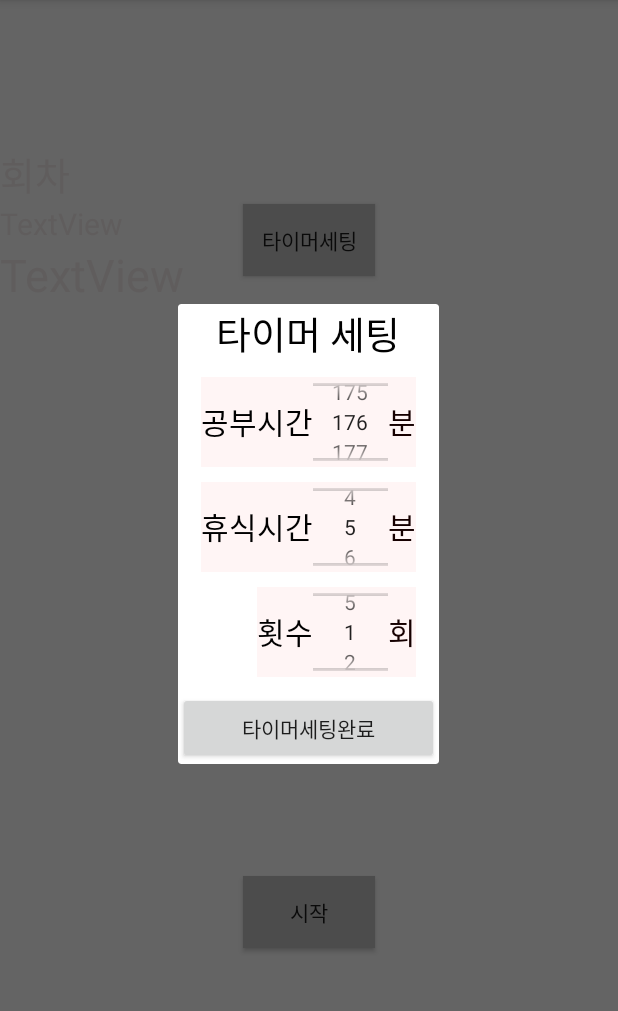
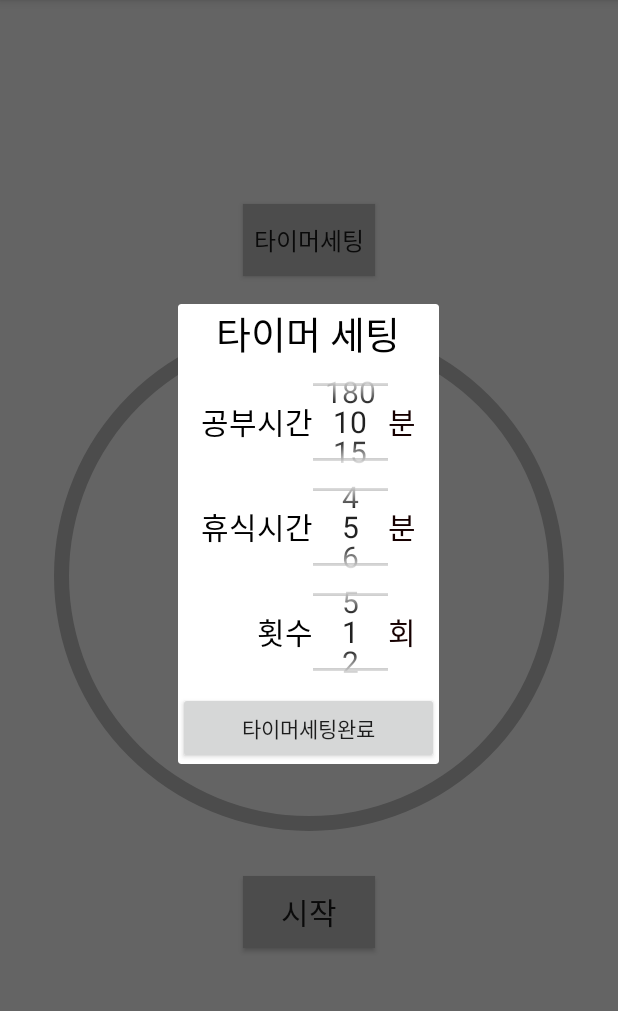
Before and after one commit to groovejumat/MyStudyHelper, an Android app: the CountdownTimer screen opened directly, with no data from a screen before it, after a tap on "타이머세팅", on a phone screen of 412 x 824 dp, the part 84-1095 px from its top. Run offline under Robolectric (Android 15) with nearby library versions, the phone set to English and light mode, and no system bars.

Commit message:
Second Remedy

```diff
--- a/SampleRelativeLayout/app/src/main/java/org/techtown/samplerelativelayout/CountdownTimer.java
+++ b/SampleRelativeLayout/app/src/main/java/org/techtown/samplerelativelayout/CountdownTimer.java
@@ -101,6 +101,7 @@ public class CountdownTimer extends AppCompatActivity {
         setContentView(R.layout.activity_countdowntimer);
 
         Activitycondition="onCreate";
+        outcount = 0;
 
 
         //메인화면에 텍스트 뷰로 타이머 세팅 값 표시하기
@@ -214,12 +215,12 @@ public class CountdownTimer extends AppCompatActivity {
             public void handleMessage(Message msg) { //해당 메시지를 메인쓰레드에 보내서 처리해주는 거다.
 
                 List<String> list = new ArrayList<>();
-                list.add("꾸준함은 기본이지.");
-                list.add("어떻게 하면 \"잘\" 할 수 잇을까?");
-                list.add("30분마다 잘 기록하고 있어?");
-                list.add("멍때리고 있는거 아니지?");
-                list.add("너도 니 친구들만큼 열심히 살아야지.");
-                list.add("멘탈 꽉 붙들어 잡아.");
+                list.add("성공을 확신하는 것은 성공의 첫걸음이다.");
+                list.add("10분 뒤와 10년 후를 동시에 생각하라.");
+                list.add("고뇌에 지는 것은 수치가 아니다. 쾌락에 지는 것이야 말로 수치다.");
+                list.add("늦게 시작하는 것을 두려워 말고, 하다 중단하는 것을 두려워 하라.");
+                list.add("많이 보고 많이 겪고 많이 공부하는 것은 배움의 세 기둥이다.");
+                list.add("공부벌레들에게 잘 해 주십시오. 나중에 그 사람 밑에서 일하게 될 수도 있습니다.");
 
                 TextView wisesayTextView;
                 wisesayTextView = findViewById(R.id.wisesaying) ; // 뷰에서 작업 처리를 해당 메서드 안에서 해준다.
@@ -242,10 +243,12 @@ public class CountdownTimer extends AppCompatActivity {
         WS.start();
 
 
+
         //실제 다이얼로그 세팅 하기
-
         Button timerset = (Button)findViewById(R.id.btnTimeset);
         timerset.setOnClickListener(new View.OnClickListener() {
+
+
             @Override
             public void onClick(View v) {
                 final Dialog dialog = new Dialog(CountdownTimer.this);
@@ -253,21 +256,33 @@ public class CountdownTimer extends AppCompatActivity {
 
                 //공부시간
                 picker1 = (NumberPicker)dialog.findViewById(R.id.picker1);
+                final String[] Values = new String[36];
+
+                //넘버피커를 5단위로 지정하기 유저가 세팅하기 편하게
+                for (int i = 0; i < Values.length; i++) {
+                    String number = Integer.toString(i*5+10);
+                    Values[i] = number.length() < 2 ? "0" + number : number;
+                    Log.e(this.getClass().getName(), "현재 넘버피커의 값 : " + Values[i]);
+                }
+
+
+
                 //휴식시간
                 picker2 = (NumberPicker)dialog.findViewById(R.id.picker2);
                 //총 횟수
                 picker3 = (NumberPicker)dialog.findViewById(R.id.picker3);
 
                 //공부시간 최소 최대 값 설정
-                picker1.setMinValue(15);
-                picker1.setMaxValue(180);
-                picker1.setValue(10);
+                picker1.setMinValue(0);
+                picker1.setMaxValue(34);
+                picker1.setValue(0);
+                picker1.setDisplayedValues(Values);
                 picker1.setOnValueChangedListener(new NumberPicker.OnValueChangeListener() {
                     @Override
                     public void onValueChange(NumberPicker picker, int oldVal, int newVal) {
                         //타임피커로 공부시간 값 세팅(임시)
-                        tmptime=newVal*60;
-                        time = newVal*60;
+//                        tmptime=newVal*60;
+//                        time = newVal*60;
                         picker1.setValue(newVal);
                     }
                 });
@@ -316,22 +331,27 @@ public class CountdownTimer extends AppCompatActivity {
                         setcounttext = (TextView)findViewById(R.id.setcount);
 
                         //해당 값을 세팅하기
-                        timetext.setText("세팅된 공부시간 " + picker1.getValue() + "분");
+                        timetext.setText("세팅된 공부시간 " + Integer.parseInt(Values[picker1.getValue()]) + "분");
                         resttimetext.setText("세팅된 휴식시간 "+picker2.getValue() + "분");
                         setcounttext.setText("세팅된 횟수 "+picker3.getValue()+"번");
 
                         //실제 변수에 넘버피커 값을 세팅하기
-                        time=picker1.getValue()*60;
-                        tmptime=picker1.getValue()*60;
+                        time=Integer.parseInt(Values[picker1.getValue()]);
+                        time=Integer.parseInt(Values[picker1.getValue()])*60;
+                        tmptime=Integer.parseInt(Values[picker1.getValue()])*60;
+
+//                        time=picker1.getValue()*60;
+//                        tmptime=picker1.getValue()*60;
 
                         resttime=picker2.getValue()*60;
                         tmpresttime=picker2.getValue()*60;
 
 
                         //시연용 (초단위)
-                        time=picker1.getValue();
-                        tmptime=picker1.getValue();
-
+                        time=(picker1.getValue());
+                        time=Integer.parseInt(Values[picker1.getValue()]);
+                        tmptime=Integer.parseInt(Values[picker1.getValue()]);
+//
 //                        resttime=picker2.getValue();
 //                        tmpresttime=picker2.getValue();
 
@@ -359,6 +379,8 @@ public class CountdownTimer extends AppCompatActivity {
         });
 
 
+        //해당 기본 값이 true 상태로 세팅
+        nr.mFinished=true;
 
         //세팅 -> 실행 수행
         start = (Button)findViewById(R.id.btnStart);
@@ -402,8 +424,6 @@ public class CountdownTimer extends AppCompatActivity {
                     progressBar.setMax(time); // 최대치 값은 100 (내부에서는 time 값에 맞춰서 변경이 필요하다)
                     progressBar.setProgress(0);
                     Progress=new ProgressbarTask();
-
-
 
                     Thread count = new Thread(nr);
                     count.start();
@@ -505,6 +525,13 @@ public class CountdownTimer extends AppCompatActivity {
                         time=tmptime;
                         resttime=tmpresttime;
                         setcount=tmpsetcount;
+                        nr.mFinished=true;
+                        runOnUiThread(new Runnable() { public void run() {
+                            Button PauseResume = (Button) findViewById(R.id.PauseResume);
+                            PauseResume.setVisibility(View.INVISIBLE);
+                        } });
+
+
                         break;
                     }
                     //한 사이클이 끝나면, 값을 세팅해주고, 초기화 시킵니다.
@@ -595,7 +622,7 @@ public class CountdownTimer extends AppCompatActivity {
                     outcount++;
                     if(outcount>10 && nr.mPaused==false && Onrest==false){
                         //바깥 상태로 10초 경과가 있는 경우//
-                        nr.mPaused=true; // 일단 타이머는 정지된다
+                        // 일단 타이머는 정지된다
                         //RunOnUiThread 를 활용하여, UI부분 수정을 활용해 보기.
                         runOnUiThread(new Runnable() { public void run() {
                             //중지가 된 상태에서 되돌아 왔을 때에는 재시작 상태.
@@ -606,7 +633,7 @@ public class CountdownTimer extends AppCompatActivity {
                         createNotification();
                     }
                     //내 타이머 쓰레드가 멈추지 않은 상태에서 Onstop상태로 20초가 경과 하였을 때 처리.
-                    if(outcount>20 && nr.mFinished==false && Onrest==false ){
+                    if(outcount>20 && nr.mFinished==false && Onrest==false && nr.mPaused==false ){  //바깥에서의 시간이 20초가 경과했고, 초시계쓰레드는 돌아가고 있으며, 휴식상태가 아니고, 시계를 일시 중지한 상태가 아닐 경우에 처리//
                         outcount=0;
                         //바깥 상태로 20초 경과가 있는 경우 타이머를 초기화 시킴//
                         TextView wisesayTextView = findViewById(R.id.wisesaying);
@@ -819,4 +846,17 @@ public class CountdownTimer extends AppCompatActivity {
         // Notification 제거
         NotificationManagerCompat.from(this).cancel(1);
     }
+
+    @Override
+    public void onBackPressed() {
+
+        Log.e(this.getClass().getName(), "현재 타임 쓰레드의 상태 : " +  nr.mFinished);
+        //타이머가 돌고 있을 때에는 백버튼이 불가능하다. 하지만 타이머가 안돌고 있을 때에는 백버튼 사용이 가능하다.
+        if(nr.mFinished==true) {
+            super.onBackPressed();
+        }
+        else{
+            Toast.makeText(getApplicationContext(), "타이머 진행중인 경우 뒤로가기를 하실 수 없습니다.", Toast.LENGTH_LONG).show();
+        }
+    }
 }
--- a/SampleRelativeLayout/app/src/main/res/drawable/circle.xml
+++ b/SampleRelativeLayout/app/src/main/res/drawable/circle.xml
@@ -1,9 +1,22 @@
 <?xml version="1.0" encoding="utf-8"?>
-<shape xmlns:android="http://schemas.android.com/apk/res/android"
-    android:shape="ring"
-    android:innerRadiusRatio="2.5"
-    android:thickness="10dp"
-    android:useLevel="true">
+<layer-list xmlns:android="http://schemas.android.com/apk/res/android">
+    <item android:id="@android:id/background">
+    <shape xmlns:android="http://schemas.android.com/apk/res/android"
+        android:shape="ring"
+        android:innerRadiusRatio="2.5"
+        android:thickness="10dp"
+        android:useLevel="false">
+        <solid android:color="#BEBEBE" />
+    </shape>
+    </item>
 
-    <solid android:color="@color/colorAccent" />
-</shape>
+    <item android:id="@android:id/background">
+    <shape xmlns:android="http://schemas.android.com/apk/res/android"
+        android:shape="ring"
+        android:innerRadiusRatio="2.5"
+        android:thickness="10dp"
+        android:useLevel="true">
+        <solid android:color="#FF0000" />
+    </shape>
+    </item>
+</layer-list>
--- a/SampleRelativeLayout/app/src/main/res/layout/activity_countdowntimer.xml
+++ b/SampleRelativeLayout/app/src/main/res/layout/activity_countdowntimer.xml
@@ -10,11 +10,13 @@
         android:id="@+id/PauseResume"
         android:layout_width="wrap_content"
         android:layout_height="wrap_content"
+        android:layout_marginEnd="16dp"
         android:background="#BEBEBE"
         android:text="Button"
-        app:layout_constraintEnd_toEndOf="@+id/btnStart"
-        app:layout_constraintStart_toStartOf="@+id/btnStart"
-        app:layout_constraintTop_toBottomOf="@+id/btnStart" />
+        android:textSize="20dp"
+        app:layout_constraintBottom_toBottomOf="@+id/btnStart"
+        app:layout_constraintEnd_toEndOf="parent"
+        app:layout_constraintTop_toTopOf="@+id/btnStart" />
 
     <Button
         android:id="@+id/btnTimeset"
@@ -23,6 +25,7 @@
         android:layout_weight="1"
         android:background="#BEBEBE"
         android:text="타이머세팅"
+        android:textSize="16dp"
         app:layout_constraintBottom_toTopOf="@+id/progressBar"
         app:layout_constraintEnd_toEndOf="parent"
         app:layout_constraintStart_toStartOf="parent" />
@@ -35,6 +38,7 @@
         android:background="#BEBEBE"
         android:onClick="clickHandler"
         android:text="시작"
+        android:textSize="20dp"
         app:layout_constraintEnd_toEndOf="parent"
         app:layout_constraintStart_toStartOf="parent"
         app:layout_constraintTop_toBottomOf="@+id/progressBar" />
@@ -43,7 +47,7 @@
         android:id="@+id/clock"
         android:layout_width="match_parent"
         android:layout_height="wrap_content"
-        android:text="00"
+        android:text="00:00"
         android:textAlignment="center"
         android:textSize="70dp"
         app:layout_constraintBottom_toBottomOf="@+id/progressBar"
@@ -55,14 +59,15 @@
         android:layout_width="400dp"
         android:layout_height="400dp"
         android:layout_gravity="center"
-        android:background="#00FFFFFF"
         android:progressDrawable="@drawable/circle"
-        android:progressTint="#FF3434"
-        android:progressBackgroundTint="#FF0000"
+        tools:visibility="visible"
         app:layout_constraintBottom_toBottomOf="parent"
         app:layout_constraintEnd_toEndOf="parent"
         app:layout_constraintStart_toStartOf="parent"
         app:layout_constraintTop_toTopOf="parent" />
+
+<!--    android:progressTint="#64868686"
+    android:progressBackgroundTint="#FF0000"-->
 
     <LinearLayout
         android:id="@+id/linearLayout"
@@ -105,7 +110,7 @@
             android:layout_width="match_parent"
             android:layout_height="wrap_content"
             android:text="회차"
-            android:textColor="#18924B4B"
+            android:textColor="#00924B4B"
             android:textSize="25dp" />
 
         <LinearLayout
@@ -120,7 +125,7 @@
             android:layout_width="match_parent"
             android:layout_height="wrap_content"
             android:text="TextView"
-            android:textColor="#18924B4B"
+            android:textColor="#00924B4B"
             android:textSize="20dp" />
 
         <TextView
@@ -128,7 +133,7 @@
             android:layout_width="match_parent"
             android:layout_height="wrap_content"
             android:text="TextView"
-            android:textColor="#18924B4B"
+            android:textColor="#00924B4B"
             android:textSize="30dp" />
 
     </LinearLayout>
--- a/SampleRelativeLayout/app/src/main/res/layout/timersetdialog.xml
+++ b/SampleRelativeLayout/app/src/main/res/layout/timersetdialog.xml
@@ -21,7 +21,7 @@
         android:layout_marginLeft="15dp"
         android:layout_marginRight="15dp"
         android:layout_marginBottom="10dp"
-        android:background="#45FFD8D8"
+        android:background="#00FFFFFF"
         android:baselineAligned="false">
 
         <TextView
@@ -39,8 +39,9 @@
             android:layout_width="50dp"
             android:layout_height="60dp"
             android:layout_alignParentTop="true"
+            android:layout_centerHorizontal="true"
 
-            android:layout_centerHorizontal="true" />
+            android:theme="@style/numberPickerCustomSize" />
 
         <TextView
             android:id="@+id/textView5"
@@ -62,7 +63,7 @@
         android:layout_marginLeft="15dp"
         android:layout_marginRight="15dp"
         android:layout_marginBottom="10dp"
-        android:background="#45FFD8D8"
+        android:background="#00FFFFFF"
         android:baselineAligned="false"
         android:gravity="center">
 
@@ -81,7 +82,8 @@
             android:layout_width="50dp"
             android:layout_height="60dp"
             android:layout_alignParentTop="true"
-            android:layout_centerHorizontal="true" />
+            android:layout_centerHorizontal="true"
+            android:theme="@style/numberPickerCustomSize" />
 
         <TextView
             android:id="@+id/textView7"
@@ -101,7 +103,7 @@
         android:layout_gravity="center|right"
         android:layout_marginRight="15dp"
         android:layout_marginBottom="10dp"
-        android:background="#45FFD8D8"
+        android:background="#00FFFFFF"
         android:baselineAligned="false"
         android:orientation="horizontal">
 
@@ -120,7 +122,8 @@
             android:layout_width="50dp"
             android:layout_height="60dp"
             android:layout_alignParentTop="true"
-            android:layout_centerHorizontal="true" />
+            android:layout_centerHorizontal="true"
+            android:theme="@style/numberPickerCustomSize" />
 
         <TextView
             android:id="@+id/textView8"
--- a/SampleRelativeLayout/app/src/main/res/values/styles.xml
+++ b/SampleRelativeLayout/app/src/main/res/values/styles.xml
@@ -11,4 +11,9 @@
 
     <style name="AppTheme.PopupOverlay" parent="ThemeOverlay.AppCompat.Light" />
 
+    <style name="numberPickerCustomSize">
+        <!--Display textSize-->
+        <item name="android:textSize">20sp</item>
+    </style>
+
 </resources>
```
